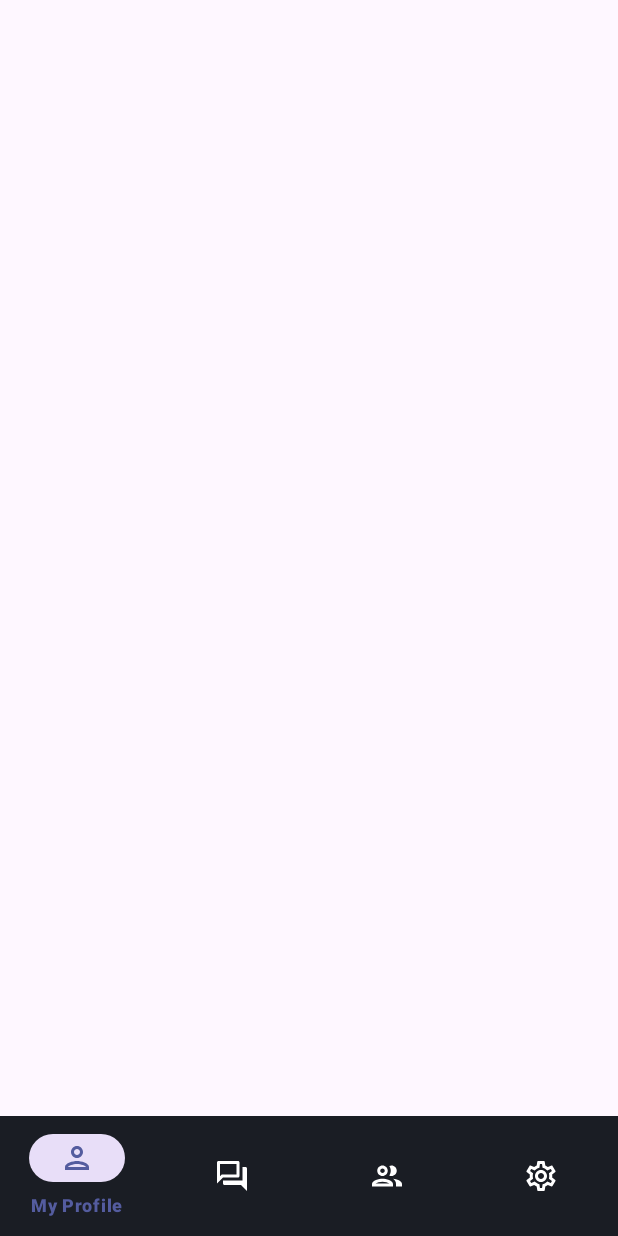
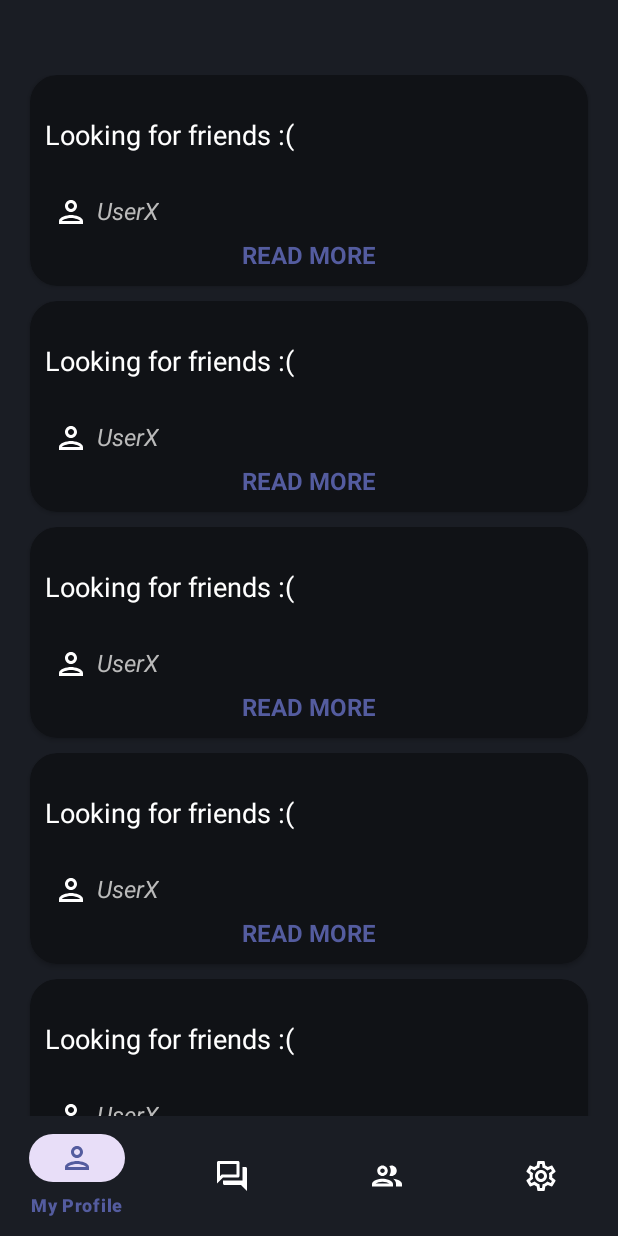
Before and after one commit to arfaomar/plusREP, an Android app: the Forum screen opened directly, with no data from a screen before it, on a phone screen of 412 x 824 dp. Run offline under Robolectric (Android 15) with nearby library versions, the phone set to English and light mode, and no system bars; 4 statements that could not run were skipped.

Commit message:
implement RecyclerView for Forum Posts

```diff
--- a/app/src/main/java/de/hda/plusrep/Forum.java
+++ b/app/src/main/java/de/hda/plusrep/Forum.java
@@ -1,18 +1,21 @@
 package de.hda.plusrep;
 
 import androidx.appcompat.app.AppCompatActivity;
+import androidx.recyclerview.widget.LinearLayoutManager;
+import androidx.recyclerview.widget.RecyclerView;
 
 import android.content.Intent;
 import android.content.pm.ActivityInfo;
 import android.os.Bundle;
 
-import com.google.android.material.bottomnavigation.BottomNavigationView;
+import java.util.ArrayList;
 
 import de.hda.plusrep.modules.Navbar;
 
 public class Forum extends AppCompatActivity {
 
     Intent activeIntent;
+    ArrayList<ForumPostModel> forumPostModels = new ArrayList<>();
 
     @Override
     protected void onCreate(Bundle savedInstanceState) {
@@ -30,5 +33,17 @@ public class Forum extends AppCompatActivity {
         Navbar navbar = new Navbar(this, activeIntent);
         navbar.createNavbar();
 
+
+        RecyclerView recyclerView = findViewById(R.id.forumRecView);
+        //call setUpForumPostModels here
+        forumPostModels.add(new ForumPostModel("Looking for friends :(","UserX","0"));
+        forumPostModels.add(new ForumPostModel("Looking for friends :(","UserX","0"));
+        forumPostModels.add(new ForumPostModel("Looking for friends :(","UserX","0"));
+        forumPostModels.add(new ForumPostModel("Looking for friends :(","UserX","0"));
+        forumPostModels.add(new ForumPostModel("Looking for friends :(","UserX","0"));
+        ForumAdapter adapter = new ForumAdapter(this,forumPostModels);
+        recyclerView.setAdapter(adapter);
+        recyclerView.setLayoutManager(new LinearLayoutManager(this));
+
     }
 }
--- /dev/null
+++ b/app/src/main/java/de/hda/plusrep/ForumAdapter.java
@@ -0,0 +1,55 @@
+package de.hda.plusrep;
+
+import android.content.Context;
+import android.view.LayoutInflater;
+import android.view.View;
+import android.view.ViewGroup;
+import android.widget.TextView;
+import androidx.annotation.NonNull;
+import androidx.recyclerview.widget.RecyclerView;
+
+
+
+import java.util.ArrayList;
+
+public class ForumAdapter extends RecyclerView.Adapter<ForumAdapter.ForumHolder> {
+    Context context;
+    ArrayList<ForumPostModel> forumPostModels;
+
+    public ForumAdapter(Context context, ArrayList<ForumPostModel> forumPostModels){
+        this.context = context;
+        this.forumPostModels = forumPostModels;
+    }
+
+    @NonNull
+    @Override
+    public ForumAdapter.ForumHolder onCreateViewHolder(@NonNull ViewGroup parent, int viewType) {
+        LayoutInflater layoutInflater = LayoutInflater.from(context);
+        View view = layoutInflater.inflate(R.layout.forum_recycler_view_row, parent, false);
+        return new ForumAdapter.ForumHolder(view);
+    }
+
+    @Override
+    public void onBindViewHolder(@NonNull ForumAdapter.ForumHolder holder, int position) {
+        holder.title.setText(forumPostModels.get(position).getTitle());
+        holder.userName.setText(forumPostModels.get(position).getUserName());
+    }
+
+    @Override
+    public int getItemCount() {
+        return forumPostModels.size();
+    }
+
+    public static class ForumHolder extends RecyclerView.ViewHolder {
+
+        TextView title;
+        TextView userName;
+
+        public ForumHolder(@NonNull View itemView) {
+            super(itemView);
+            title = itemView.findViewById(R.id.forumPostTitle);
+            userName = itemView.findViewById(R.id.forumPostUsername);
+        }
+    }
+
+}
--- /dev/null
+++ b/app/src/main/java/de/hda/plusrep/ForumPostModel.java
@@ -0,0 +1,25 @@
+package de.hda.plusrep;
+
+public class ForumPostModel {
+    String title;
+    String userName;
+    String avatarURL;
+
+    public ForumPostModel(String title, String userName, String avatarURL) {
+        this.title = title;
+        this.userName = userName;
+        this.avatarURL = avatarURL;
+    }
+
+    public String getTitle() {
+        return title;
+    }
+
+    public String getUserName() {
+        return userName;
+    }
+
+    public String getAvatarURL() {
+        return avatarURL;
+    }
+}
--- a/app/src/main/res/layout/activity_forum.xml
+++ b/app/src/main/res/layout/activity_forum.xml
@@ -1,21 +1,35 @@
 <?xml version="1.0" encoding="utf-8"?>
-<RelativeLayout xmlns:android="http://schemas.android.com/apk/res/android"
+<androidx.constraintlayout.widget.ConstraintLayout xmlns:android="http://schemas.android.com/apk/res/android"
     xmlns:app="http://schemas.android.com/apk/res-auto"
     xmlns:tools="http://schemas.android.com/tools"
+    android:id="@+id/relativeLayout2"
     android:layout_width="match_parent"
     android:layout_height="match_parent"
+    android:background="@color/plusRepBackground"
     tools:context=".Forum">
+
+    <androidx.recyclerview.widget.RecyclerView
+        android:id="@+id/forumRecView"
+        android:layout_width="match_parent"
+        android:layout_height="0dp"
+        android:layout_marginTop="50dp"
+        app:layout_constraintBottom_toTopOf="@+id/bottomNavbar"
+        app:layout_constraintEnd_toEndOf="parent"
+        app:layout_constraintStart_toStartOf="parent"
+        app:layout_constraintTop_toTopOf="parent" />
+
     <com.google.android.material.bottomnavigation.BottomNavigationView
         android:id="@+id/bottomNavbar"
         android:layout_width="match_parent"
         android:layout_height="wrap_content"
+        app:itemBackground="@color/plusRepBackground"
+        app:itemIconTint="@drawable/selector"
+        app:itemTextColor="@drawable/selector"
+        app:labelVisibilityMode="selected"
         app:layout_constraintBottom_toBottomOf="parent"
         app:layout_constraintEnd_toEndOf="parent"
         app:layout_constraintStart_toStartOf="parent"
-        app:itemBackground="@color/plusRepBackground"
-        app:itemTextColor="@drawable/selector"
-        app:itemIconTint="@drawable/selector"
-        app:menu="@menu/menu"
-        app:labelVisibilityMode="selected"
-        android:layout_alignParentBottom="true"/>
-</RelativeLayout>
+        app:menu="@menu/menu">
+
+    </com.google.android.material.bottomnavigation.BottomNavigationView>
+</androidx.constraintlayout.widget.ConstraintLayout>
--- /dev/null
+++ b/app/src/main/res/layout/forum_recycler_view_row.xml
@@ -0,0 +1,87 @@
+<?xml version="1.0" encoding="utf-8"?>
+<androidx.constraintlayout.widget.ConstraintLayout xmlns:android="http://schemas.android.com/apk/res/android"
+    xmlns:app="http://schemas.android.com/apk/res-auto"
+    xmlns:tools="http://schemas.android.com/tools"
+    android:layout_width="match_parent"
+    android:layout_height="wrap_content">
+
+    <androidx.cardview.widget.CardView
+        android:id="@+id/forumPostHolder"
+        android:layout_width="0dp"
+        android:layout_height="wrap_content"
+        android:layout_marginStart="20dp"
+        android:layout_marginEnd="20dp"
+        android:layout_marginBottom="10dp"
+        app:cardBackgroundColor="@color/plusRepButtonBackground"
+        app:cardCornerRadius="18dp"
+        app:layout_constraintBottom_toBottomOf="parent"
+        app:layout_constraintEnd_toEndOf="parent"
+        app:layout_constraintStart_toStartOf="parent"
+        app:layout_constraintTop_toTopOf="parent">
+
+        <androidx.constraintlayout.widget.ConstraintLayout
+            android:id="@+id/forumPostInnerLayout"
+            android:layout_width="match_parent"
+            android:layout_height="match_parent">
+
+            <TextView
+                android:id="@+id/forumPostUsername"
+                android:layout_width="wrap_content"
+                android:layout_height="wrap_content"
+                android:layout_marginStart="10dp"
+                android:layout_marginEnd="10dp"
+                android:layout_marginBottom="10dp"
+                android:drawablePadding="5dp"
+                android:text="xxUserxx"
+                android:textAlignment="viewStart"
+                android:textColor="#BABABA"
+                android:textSize="16sp"
+                android:textStyle="italic"
+                app:drawableStartCompat="@drawable/ic_person"
+                app:drawableTint="@color/white"
+                app:layout_constraintBottom_toBottomOf="parent"
+                app:layout_constraintEnd_toEndOf="parent"
+                app:layout_constraintHorizontal_bias="0.02"
+                app:layout_constraintStart_toStartOf="parent"
+                app:layout_constraintTop_toBottomOf="@+id/forumPostTitle" />
+
+            <TextView
+                android:id="@+id/forumPostTitle"
+                android:layout_width="wrap_content"
+                android:layout_height="wrap_content"
+                android:layout_marginStart="10dp"
+                android:layout_marginEnd="30dp"
+                android:paddingVertical="0dp"
+                android:text="Title"
+                android:textColor="@color/white"
+                android:textSize="18sp"
+                app:layout_constraintBottom_toTopOf="@+id/forumPostUsername"
+                app:layout_constraintEnd_toEndOf="parent"
+                app:layout_constraintHorizontal_bias="0.0"
+                app:layout_constraintStart_toStartOf="parent"
+                app:layout_constraintTop_toTopOf="parent" />
+
+            <TextView
+                android:id="@+id/readMoreForumPostText"
+                android:layout_width="wrap_content"
+                android:layout_height="wrap_content"
+                android:layout_marginTop="5dp"
+                android:layout_marginBottom="10dp"
+                android:clickable="true"
+                android:contextClickable="true"
+                android:text="READ MORE"
+                android:textAlignment="center"
+                android:textAllCaps="true"
+                android:textColor="@color/plusRepPurple"
+                android:textSize="16sp"
+                android:textStyle="bold"
+                app:layout_constraintBottom_toBottomOf="parent"
+                app:layout_constraintEnd_toEndOf="parent"
+                app:layout_constraintStart_toStartOf="parent"
+                app:layout_constraintTop_toBottomOf="@+id/forumPostUsername"
+                app:layout_constraintVertical_bias="0.0" />
+
+        </androidx.constraintlayout.widget.ConstraintLayout>
+    </androidx.cardview.widget.CardView>
+
+</androidx.constraintlayout.widget.ConstraintLayout>
```
